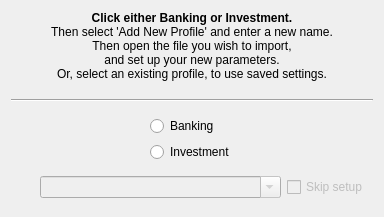
Above: kmymoney/plugins/csvimport/introwizardpage.ui from KDE/kmymoney before the change. Below: the same form after it.
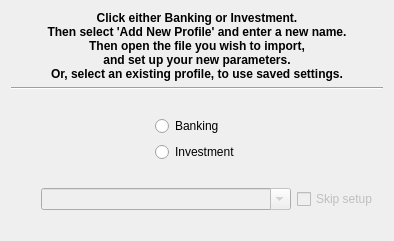
That is the form after the change. Custom widgets are drawn as their Qt base class.

Commit message: CSV Plugin - Improve functionality across distros. Improve UI to display the whole of the file being imported, and smarten to avoid displaying split rows. Also, rework some areas of the code to avoid duplication and improve re-usability. In addition, the UI heading labels have been pruned, to simplify translation. They are still centered, but no longer HTML based.

```diff
--- a/kmymoney/plugins/csvimport/introwizardpage.ui
+++ b/kmymoney/plugins/csvimport/introwizardpage.ui
@@ -6,8 +6,8 @@
    <rect>
     <x>0</x>
     <y>0</y>
-    <width>384</width>
-    <height>217</height>
+    <width>389</width>
+    <height>241</height>
    </rect>
   </property>
   <property name="minimumSize">
@@ -19,29 +19,27 @@
   <property name="windowTitle">
    <string>Intro Wizard Page</string>
   </property>
-  <layout class="QGridLayout" name="gridLayout">
-   <item row="0" column="0">
-    <layout class="QVBoxLayout" name="verticalLayout_2" stretch="20,3,2,10,2,15,2">
+  <layout class="QVBoxLayout" name="verticalLayout_3">
+   <item>
+    <layout class="QVBoxLayout" name="verticalLayout_2">
      <item>
       <widget class="QLabel" name="label">
        <property name="font">
         <font>
-         <pointsize>11</pointsize>
+         <pointsize>9</pointsize>
+         <weight>75</weight>
+         <bold>true</bold>
         </font>
        </property>
        <property name="text">
-        <string>&lt;!DOCTYPE HTML PUBLIC &quot;-//W3C//DTD HTML 4.0//EN&quot; &quot;http://www.w3.org/TR/REC-html40/strict.dtd&quot;&gt;
-&lt;html&gt;&lt;head&gt;&lt;meta name=&quot;qrichtext&quot; content=&quot;1&quot; /&gt;&lt;style type=&quot;text/css&quot;&gt;
-p, li { white-space: pre-wrap; }
-&lt;/style&gt;&lt;/head&gt;&lt;body style=&quot; font-family:'Ubuntu'; font-size:9pt; font-weight:400; font-style:normal;&quot;&gt;
-&lt;p align=&quot;center&quot; style=&quot; margin-top:0px; margin-bottom:0px; margin-left:0px; margin-right:0px; -qt-block-indent:0; text-indent:0px;&quot;&gt;&lt;span style=&quot; font-family:'Sans'; font-weight:600;&quot;&gt;Click either Banking or Investment.&lt;/span&gt;&lt;/p&gt;
-&lt;p align=&quot;center&quot; style=&quot; margin-top:0px; margin-bottom:0px; margin-left:0px; margin-right:0px; -qt-block-indent:0; text-indent:0px;&quot;&gt;&lt;span style=&quot; font-family:'Sans Serif';&quot;&gt;Then select 'Add New Profile' and enter a new name.&lt;/span&gt;&lt;/p&gt;
-&lt;p align=&quot;center&quot; style=&quot; margin-top:0px; margin-bottom:0px; margin-left:0px; margin-right:0px; -qt-block-indent:0; text-indent:0px;&quot;&gt;&lt;span style=&quot; font-family:'Sans Serif';&quot;&gt;Then open the file you wish to import,&lt;/span&gt;&lt;/p&gt;
-&lt;p align=&quot;center&quot; style=&quot; margin-top:0px; margin-bottom:0px; margin-left:0px; margin-right:0px; -qt-block-indent:0; text-indent:0px;&quot;&gt;&lt;span style=&quot; font-family:'Sans Serif';&quot;&gt;and set up your new parameters.&lt;/span&gt;&lt;/p&gt;
-&lt;p align=&quot;center&quot; style=&quot; margin-top:0px; margin-bottom:0px; margin-left:0px; margin-right:0px; -qt-block-indent:0; text-indent:0px;&quot;&gt;&lt;span style=&quot; font-family:'Sans Serif';&quot;&gt;Or, select an existing profile, to use saved settings.&lt;/span&gt;&lt;/p&gt;&lt;/body&gt;&lt;/html&gt;</string>
+        <string>Click either Banking or Investment.
+Then select 'Add New Profile' and enter a new name.
+Then open the file you wish to import,
+and set up your new parameters.
+Or, select an existing profile, to use saved settings.</string>
        </property>
        <property name="alignment">
-        <set>Qt::AlignLeading|Qt::AlignLeft|Qt::AlignTop</set>
+        <set>Qt::AlignHCenter|Qt::AlignTop</set>
        </property>
       </widget>
      </item>
@@ -59,8 +57,8 @@
        </property>
        <property name="sizeHint" stdset="0">
         <size>
-         <width>20</width>
-         <height>40</height>
+         <width>372</width>
+         <height>13</height>
         </size>
        </property>
       </spacer>
@@ -126,8 +124,8 @@
        </property>
        <property name="sizeHint" stdset="0">
         <size>
-         <width>98</width>
-         <height>67</height>
+         <width>372</width>
+         <height>13</height>
         </size>
        </property>
       </spacer>
@@ -202,7 +200,7 @@
        <property name="sizeHint" stdset="0">
         <size>
          <width>20</width>
-         <height>2</height>
+         <height>13</height>
         </size>
        </property>
       </spacer>
```
The commit also changes 17 other files.
